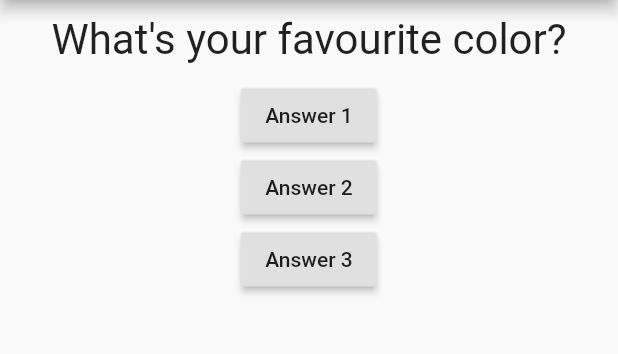
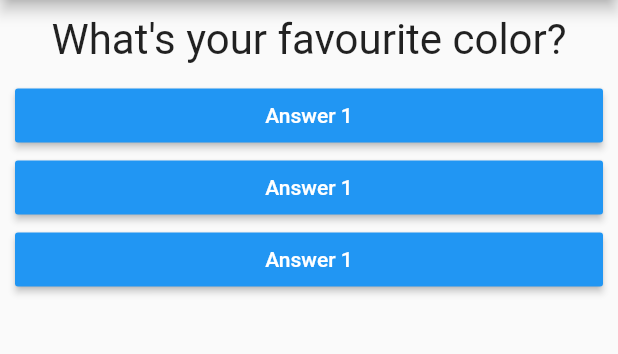
Before and after one commit to theasyncdevaditya/flutter-roadmap-academind, a Flutter app: the screen it shows after launch, on a phone screen of 412 x 824 dp, the part 84-438 px from its top. Run offline on Flutter 3.47's test engine with Material 2 defaults, Android fonts, the phone set to English and light mode, and no system bars.

Commit message:
created a custom widget called Answer, atyled the widget and passed a callback function in it

```diff
--- /dev/null
+++ b/quizapp/lib/answer.dart
@@ -0,0 +1,25 @@
+import 'package:flutter/material.dart';
+
+class Answer extends StatelessWidget {
+  final Function selectAnswerHandler;
+
+  const Answer(this.selectAnswerHandler);
+
+  @override
+  Widget build(BuildContext context) {
+    return Container(
+      width: double.infinity,
+      margin: EdgeInsets.only(left: 10.0, right: 10.0),
+      child: RaisedButton(
+        color: Colors.blue,
+        child: Text(
+          'Answer 1',
+          style: TextStyle(
+            color: Colors.white,
+          ),
+        ),
+        onPressed: selectAnswerHandler,
+      ),
+    );
+  }
+}
--- a/quizapp/lib/main.dart
+++ b/quizapp/lib/main.dart
@@ -1,4 +1,5 @@
 import 'package:flutter/material.dart';
+import 'package:quizapp/answer.dart';
 import 'package:quizapp/question.dart';
 
 void main() => runApp(MyApp());
@@ -38,18 +39,9 @@ class _MyAppState extends State<MyApp> {
             Question(
               questions[_questionIndex],
             ),
-            RaisedButton(
-              child: Text('Answer 1'),
-              onPressed: _answerQuestion,
-            ),
-            RaisedButton(
-              child: Text('Answer 2'),
-              onPressed: () => print("Answer 2 chosen!"),
-            ),
-            RaisedButton(
-              child: Text('Answer 3'),
-              onPressed: () => print("Answer 3 chosen!"),
-            ),
+            Answer(_answerQuestion),
+            Answer(_answerQuestion),
+            Answer(_answerQuestion),
           ],
         ),
       ),
```
